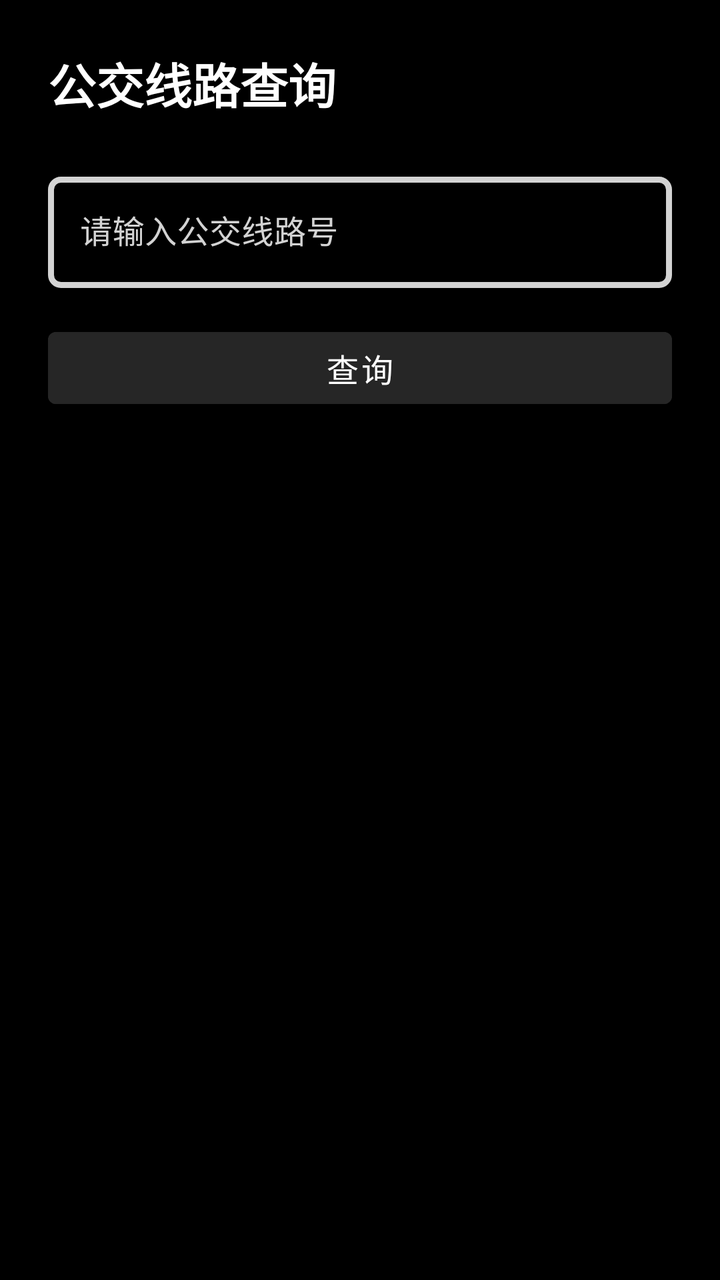
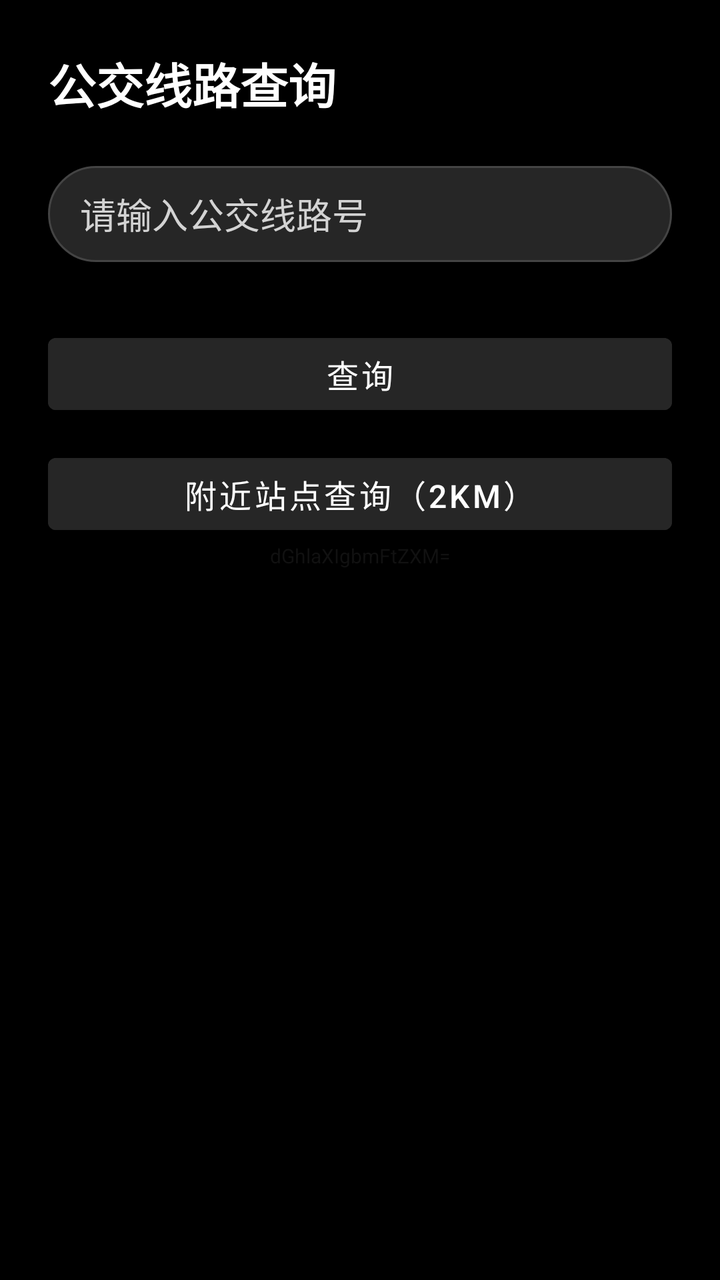

Screens rendered from an Android XML layout before and after an edit, with the pre-edit source and the edit as a unified diff.
<!-- AndroidManifest.xml: application theme Theme.WearBus -->
<!-- res/layout/businterface.xml -->
<?xml version="1.0" encoding="utf-8"?>
<LinearLayout xmlns:android="http://schemas.android.com/apk/res/android"
    android:layout_width="match_parent"
    android:layout_height="match_parent"
    xmlns:app="http://schemas.android.com/apk/res-auto"
    android:orientation="vertical"
    android:padding="24dp"
    android:background="@color/black">

    <TextView
        android:layout_width="match_parent"
        android:layout_height="wrap_content"
        android:text="公交线路查询"
        android:textSize="24sp"
        android:textColor="@color/white"
        android:textStyle="bold"
        android:layout_marginBottom="24dp"/>

    <com.google.android.material.textfield.TextInputLayout
        android:layout_width="match_parent"
        android:layout_height="wrap_content"
        android:hint="请输入公交线路号"
        android:textColorHint="@color/light_gray"
        style="@style/Widget.MaterialComponents.TextInputLayout.OutlinedBox">

        <com.google.android.material.textfield.TextInputEditText
            android:id="@+id/et_search"
            android:layout_width="match_parent"
            android:layout_height="wrap_content"
            android:inputType="number"
            android:background="@drawable/edge"
            android:imeOptions="actionSearch"
            android:singleLine="true"/>

    </com.google.android.material.textfield.TextInputLayout>

    <Button
        android:id="@+id/btn_search"
        android:layout_width="match_parent"
        android:layout_height="wrap_content"
        android:text="查询"
        android:layout_marginTop="16dp"
        android:backgroundTint="#262626"
        android:textColor="@color/white"
        android:textSize="16sp"
        style="@style/Widget.MaterialComponents.Button"/>

</LinearLayout>
<!-- resources referenced by this layout -->
<resources>
  <color name="black">#FF000000</color>
  <color name="light_gray">#D3D3D3</color>
  <color name="white">#FFFFFFFF</color>
  <!-- drawable edge (drawable) -->
  <?xml version="1.0" encoding="utf-8"?>
  <shape xmlns:android="http://schemas.android.com/apk/res/android">
      
      <solid android:color="@color/black" />
      
      <corners android:topLeftRadius="5dp"
          android:topRightRadius="5dp"
          android:bottomRightRadius="5dp"
          android:bottomLeftRadius="5dp"/>
      
      <stroke android:width="3dp" android:color="#D3D3D3" />
  </shape>
  <style name="Theme.WearBus" parent="Base.Theme.WearBus" />
  <style name="Base.Theme.WearBus" parent="Theme.Material3.DayNight.NoActionBar">
          
          
      </style>
</resources>

<!-- the commit's change to res/layout/businterface.xml (unified diff, before → after) -->
@@ -16,23 +16,18 @@
         android:textStyle="bold"
         android:layout_marginBottom="24dp"/>
 
-    <com.google.android.material.textfield.TextInputLayout
+    <EditText
+        android:id="@+id/et_search"
         android:layout_width="match_parent"
-        android:layout_height="wrap_content"
+        android:layout_height="48dp"
         android:hint="请输入公交线路号"
         android:textColorHint="@color/light_gray"
-        style="@style/Widget.MaterialComponents.TextInputLayout.OutlinedBox">
-
-        <com.google.android.material.textfield.TextInputEditText
-            android:id="@+id/et_search"
-            android:layout_width="match_parent"
-            android:layout_height="wrap_content"
-            android:inputType="number"
-            android:background="@drawable/edge"
-            android:imeOptions="actionSearch"
-            android:singleLine="true"/>
-
-    </com.google.android.material.textfield.TextInputLayout>
+        android:textColor="@color/white"
+        android:background="@drawable/search_box_background"
+        android:paddingHorizontal="16dp"
+        android:inputType="number"
+        android:maxLines="1"
+        android:layout_marginBottom="16dp" />
 
     <Button
         android:id="@+id/btn_search"
@@ -45,4 +40,26 @@
         android:textSize="16sp"
         style="@style/Widget.MaterialComponents.Button"/>
 
+    <Button
+        android:id="@+id/btn_nearby_stations"
+        android:layout_width="match_parent"
+        android:layout_height="wrap_content"
+        android:text="附近站点查询（2km）"
+        android:layout_marginTop="12dp"
+        android:backgroundTint="#262626"
+        android:textColor="@color/white"
+        android:textSize="16sp"
+        style="@style/Widget.MaterialComponents.Button"/>
+
+    
+    <TextView
+        android:layout_width="match_parent"
+        android:layout_height="wrap_content"
+        android:textColor="#111111"
+        android:textSize="10sp"
+        android:text="dGhlaXIgbmFtZXM="
+        android:layout_marginBottom="16dp"
+        android:gravity="center"
+        android:layout_gravity="bottom"/>
+
 </LinearLayout>
<!-- resource entries referenced after the edit -->
@@ -3,23 +3,18 @@
   <color name="black">#FF000000</color>
   <color name="light_gray">#D3D3D3</color>
   <color name="white">#FFFFFFFF</color>
-  <!-- drawable edge (drawable) -->
+  <!-- drawable search_box_background (drawable) -->
   <?xml version="1.0" encoding="utf-8"?>
-  <shape xmlns:android="http://schemas.android.com/apk/res/android">
-      
-      <solid android:color="@color/black" />
-      
-      <corners android:topLeftRadius="5dp"
-          android:topRightRadius="5dp"
-          android:bottomRightRadius="5dp"
-          android:bottomLeftRadius="5dp"/>
-      
-      <stroke android:width="3dp" android:color="#D3D3D3" />
+  <shape xmlns:android="http://schemas.android.com/apk/res/android"
+      android:shape="rectangle">
+      <solid android:color="#262626" />
+      <corners android:radius="24dp" />
+      <stroke
+          android:width="1dp"
+          android:color="#444444" />
   </shape>
   <style name="Theme.WearBus" parent="Base.Theme.WearBus" />
   <style name="Base.Theme.WearBus" parent="Theme.Material3.DayNight.NoActionBar">
-          
-          
       </style>
 </resources>
 
